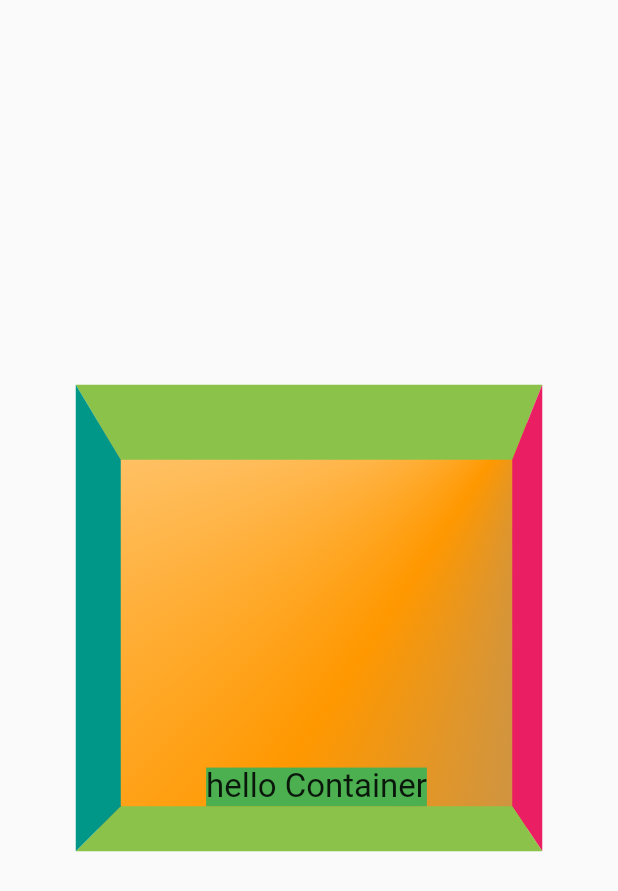
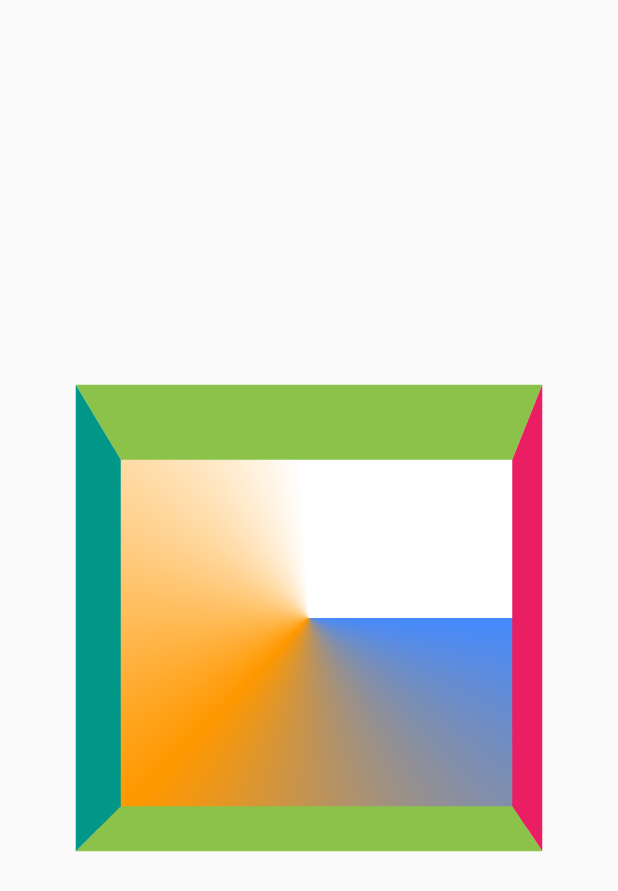
Before and after one commit to zdRan/learning, a Flutter app: the screen it shows after launch, on a phone screen of 412 x 824 dp. Shown: the top 891 px of the screen. Run offline on Flutter 3.47's test engine with Material 2 defaults, Android fonts, the phone set to English and light mode, and no system bars.

Commit message:
更新代码

```diff
--- a/flutter/flutter_01/lib/ContainerDemo.dart
+++ b/flutter/flutter_01/lib/ContainerDemo.dart
@@ -25,9 +25,9 @@
     );
     var sweep = SweepGradient(
       colors: gradColorList,
-      startAngle:0.1,
-      //endAngle:1,
-      center: Alignment.topRight
+      //startAngle:,
+      endAngle:7,
+      center: Alignment.center
     );
 
     var decoraion = BoxDecoration(
@@ -57,7 +57,7 @@
               decoration: decoraion,
               //在子节点上方绘制,子节点不动,可能会被覆盖
               //foregroundDecoration :decoraion,
-              //padding: edgeInset,
+              padding: edgeInset,
               //margin: edgeInset,
               alignment: Alignment.bottomCenter,
             ),
```
